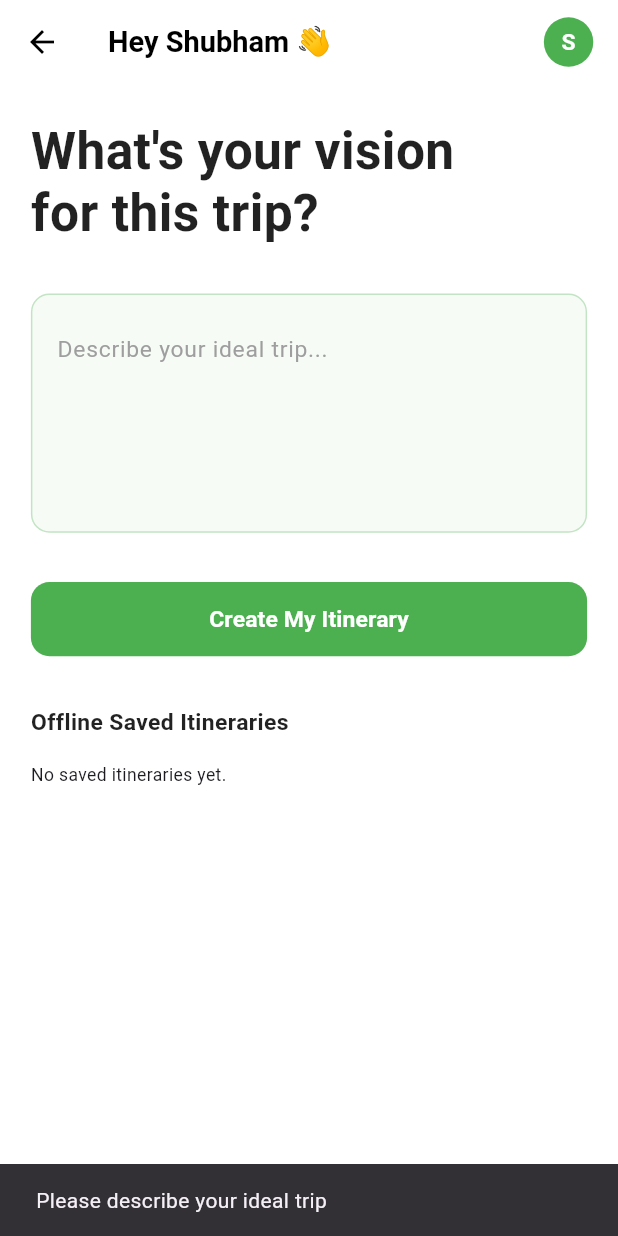
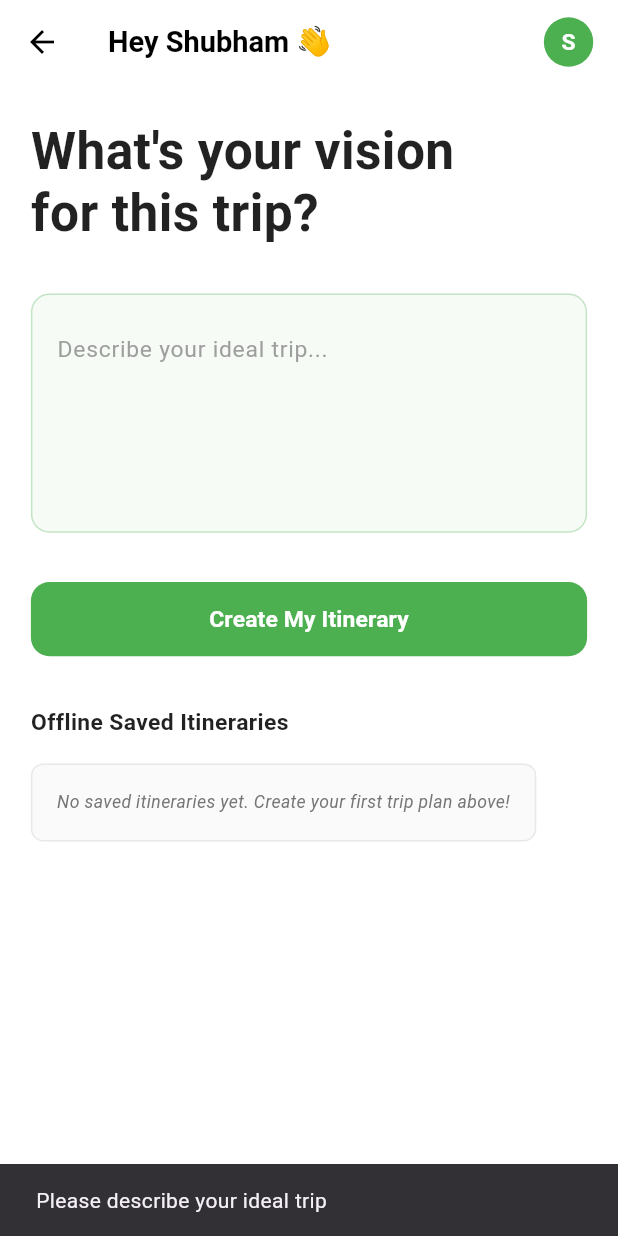
Before and after one commit to Srilochan7/smart_trip_planner_flutter, a Flutter app: the HomeScreen screen opened directly, after a tap on "Create My Itinerary", on a phone screen of 412 x 824 dp. Run offline on Flutter 3.47's test engine with Material 3 defaults, Android fonts, the phone set to English and light mode, and no system bars; our stand-ins replace bloc, equatable, flutter_bloc, hive, hive_flutter, sizer; accounts and stored records are empty.

```diff
--- a/lib/Features/Presentation/Screens/Refine.dart
+++ b/lib/Features/Presentation/Screens/Refine.dart
@@ -7,6 +7,7 @@ import 'package:smart_trip_planner/Features/Presentation/Blocs/RefineBloc/refine
 import 'package:smart_trip_planner/Features/Presentation/Blocs/RefineBloc/refine_state.dart';
 import 'package:smart_trip_planner/Features/Domain/Entites/ChatModel.dart';
 import 'package:smart_trip_planner/Features/Models/itineraryModel/ItineraryModel.dart';
+import 'package:smart_trip_planner/Features/Presentation/Screens/home.dart';
 
 class RefineScreen extends StatelessWidget {
   final String prompt;
@@ -662,6 +663,7 @@ class ActionRow extends StatelessWidget {
       case 'Save':
         if (itinerary != null) {
           context.read<RefineBloc>().add(SaveItinerary());
+          Navigator.push(context, MaterialPageRoute(builder: (context)=>HomeScreen()));
         }
         break;
       case 'Regenerate':
--- a/lib/Features/Presentation/Screens/home.dart
+++ b/lib/Features/Presentation/Screens/home.dart
@@ -134,18 +134,30 @@ class _HomeScreenState extends State<HomeScreen> {
                 height: 6.h,
                 child: ElevatedButton(
                   onPressed: () {
-                    if(_visionController.text.isEmpty){
-                      ScaffoldMessenger.of(context).showSnackBar(SnackBar(content: Text("Please describe your ideal trip")));
+                    final promptText = _visionController.text.trim();
+
+                    // Debug logging
+                    print('Debug HomeScreen - Prompt text: "$promptText"');
+                    print('Debug HomeScreen - Prompt length: ${promptText.length}');
+                    print('Debug HomeScreen - Is empty: ${promptText.isEmpty}');
+
+                    if(promptText.isEmpty){
+                      ScaffoldMessenger.of(context).showSnackBar(
+                        SnackBar(content: Text("Please describe your ideal trip"))
+                      );
                     }
                     else{
+                      // Navigate with the trimmed prompt
                       Navigator.push(
                         context,
-                      MaterialPageRoute(builder: (context) => ItineraryResultScreen(prompt: _visionController.text)),
+                        MaterialPageRoute(
+                          builder: (context) => ItineraryResultScreen(prompt: promptText)
+                        ),
+                      );
 
-                    );
+                      // Clear the controller after navigation
                       _visionController.clear();
                     }
-
                   },
                   style: ElevatedButton.styleFrom(
                     backgroundColor: Colors.green,
@@ -177,27 +189,57 @@ class _HomeScreenState extends State<HomeScreen> {
 ValueListenableBuilder(
   valueListenable: Hive.box<TripsHiveModel>('itineraries').listenable(),
   builder: (context, Box<TripsHiveModel> box, _) {
+    // Debug logging for saved itineraries
+    print('Debug HomeScreen - Total saved itineraries: ${box.length}');
+
     if (box.isEmpty) {
-      return Text(
-        "No saved itineraries yet.",
-        style: TextStyle(fontSize: 14.sp),
+      return Container(
+        padding: EdgeInsets.all(4.w),
+        decoration: BoxDecoration(
+          color: Colors.grey.withOpacity(0.05),
+          borderRadius: BorderRadius.circular(2.w),
+          border: Border.all(
+            color: Colors.grey.withOpacity(0.2),
+            width: 1,
+          ),
+        ),
+        child: Text(
+          "No saved itineraries yet. Create your first trip plan above!",
+          style: TextStyle(
+            fontSize: 14.sp,
+            color: Colors.grey[600],
+            fontStyle: FontStyle.italic,
+          ),
+          textAlign: TextAlign.center,
+        ),
       );
     }
 
     return Column(
       children: List.generate(box.length, (index) {
         final trip = box.getAt(index);
+
+        // Debug logging for each trip
+        print('Debug HomeScreen - Trip $index: "${trip?.prompt ?? "NULL"}"');
+
+        // Handle null or empty prompts with a fallback
+        String displayTitle = trip?.prompt?.trim() ?? "";
+        if (displayTitle.isEmpty) {
+          displayTitle = "saved trip";
+        }
+
         return _buildItineraryItem(
-          trip?.prompt ?? "Untitled",
+          displayTitle,
           Colors.green,
           () {
+            if (trip != null) {
               Navigator.push(
                 context,
                 MaterialPageRoute(
-                builder: (context) =>
-                    Saved(trip: trip!),
+                  builder: (context) => Saved(trip: trip),
                 ),
               );
+            }
           },
         );
       }),
@@ -234,8 +276,10 @@ SizedBox(height: 5.h),
           ],
         ),
         child: Row(
+          crossAxisAlignment: CrossAxisAlignment.start,
           children: [
             Container(
+              margin: EdgeInsets.only(top: 0.5.h),
               width: 2.w,
               height: 2.w,
               decoration: BoxDecoration(
@@ -245,13 +289,36 @@ SizedBox(height: 5.h),
             ),
             SizedBox(width: 3.w),
             Expanded(
-              child: Text(
+              child: Column(
+                crossAxisAlignment: CrossAxisAlignment.start,
+                children: [
+                  Text(
                     title,
                     style: TextStyle(
-                  fontSize: 14.sp,
+                      fontSize: 16.sp,
+                      fontWeight: FontWeight.w600,
                       color: Colors.black87,
+                      height: 1.3,
+                    ),
+                    maxLines: 3,
+                    overflow: TextOverflow.ellipsis,
+                  ),
+                  SizedBox(height: 0.5.h),
+                  Text(
+                    "Tap to view details",
+                    style: TextStyle(
+                      fontSize: 12.sp,
+                      color: Colors.grey[600],
+                      fontStyle: FontStyle.italic,
                     ),
                   ),
+                ],
+              ),
+            ),
+            Icon(
+              Icons.arrow_forward_ios,
+              color: Colors.grey[400],
+              size: 4.w,
             ),
           ],
         ),
--- a/lib/Features/Services/ApiServices.dart
+++ b/lib/Features/Services/ApiServices.dart
@@ -2,7 +2,7 @@
   import 'package:http/http.dart' as http;
 
   class GeminiApiService {
-    final String _apiKey = 'AIzaSyDPs1xiaXvcsIfug38ll41JFn9ZA69s3Yg';
+    final String _apiKey = 'AIzaSyDKB-NCEvEX_V5A6SJhTVjlZpWrEIAjxpg';
 
     final String _baseUrl =
         'https://generativelanguage.googleapis.com/v1beta/models/gemini-2.0-flash:generateContent';
--- a/pubspec.yaml
+++ b/pubspec.yaml
@@ -45,10 +45,7 @@ dependencies:
   mockito: ^5.4.5
   test: ^1.25.15
 
-  bloc_test: ^9.1.4
-  mocktail: ^1.0.0
-  golden_toolkit: ^0.15.0
-  patrol: ^3.0.0
+
 
 
 dev_dependencies:
```
Also changed, not shown: lib/Features/Presentation/Blocs/RefineBloc/refine_bloc.dart (+32 -16 lines), lib/Features/Presentation/Screens/Itenanary.dart (+44 -21 lines), lib/Features/Domain/UseCases/FetchItinerary.dart (added), lib/Features/Mocks/HttpMockTest.dart (added). Lines whose indentation alone changed are shown as unchanged.
